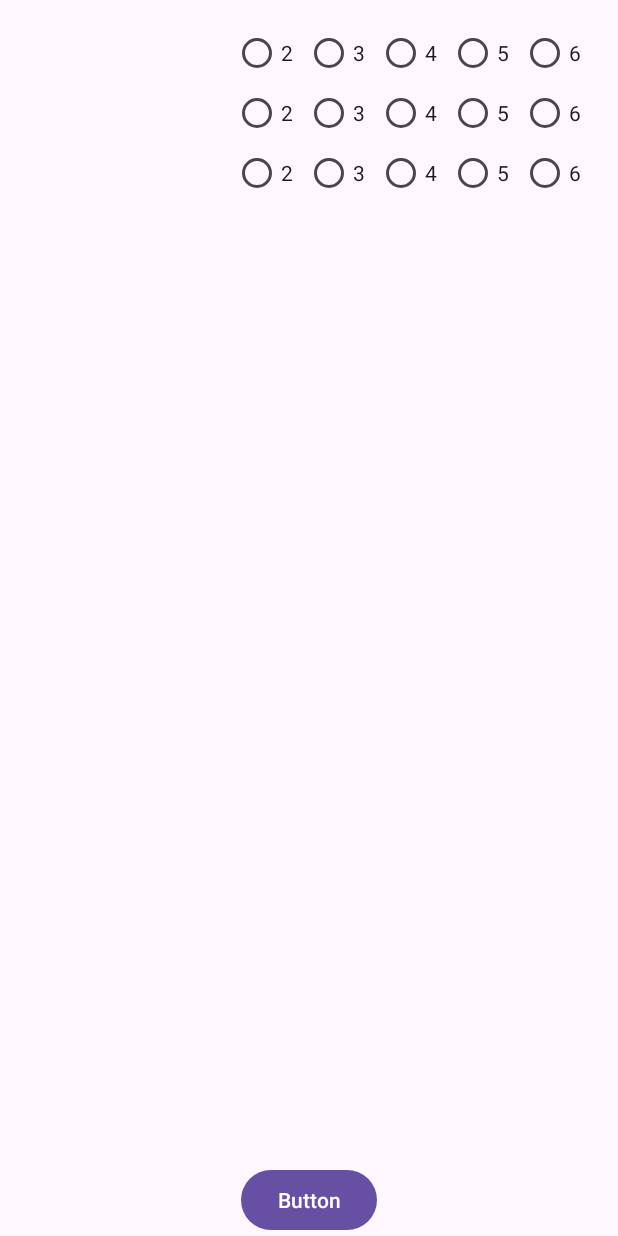
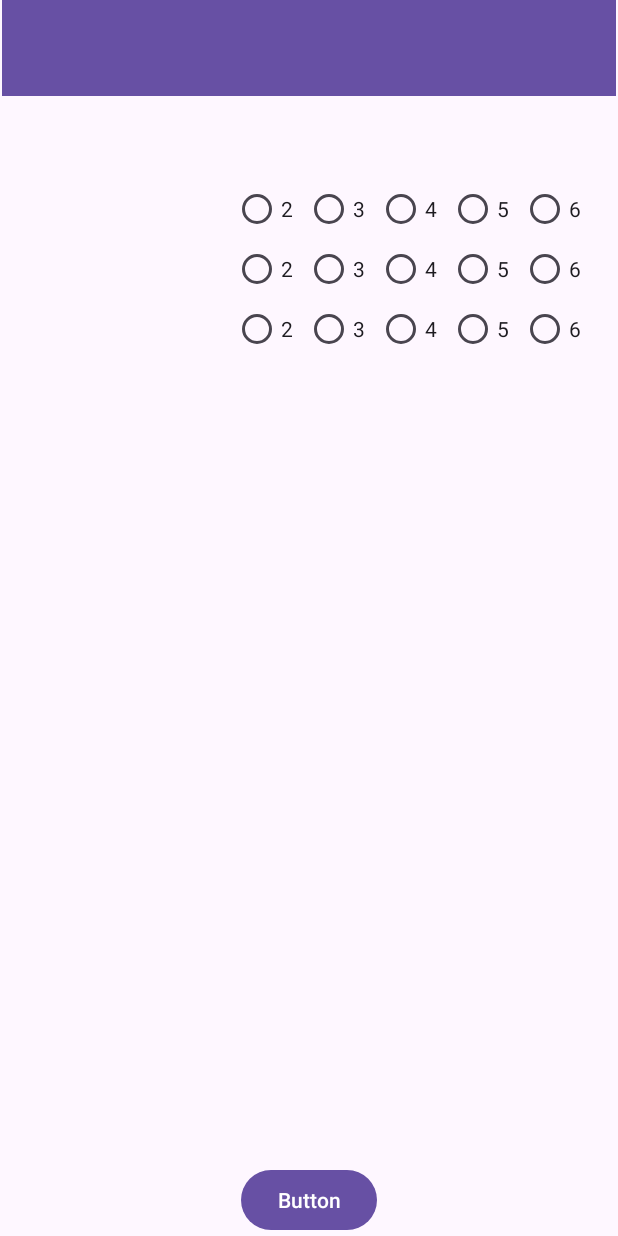
Before and after one commit to gabrylo/lab1grades, an Android app: the layout activity_grades_input.xml on its own in the app's theme, with its tools: preview values and no code run, on a phone screen of 412 x 824 dp. Run offline under Robolectric (Android 15) with nearby library versions, the phone set to English and light mode, and no system bars.

Commit message:
with button and list

```diff
--- a/app/src/main/AndroidManifest.xml
+++ b/app/src/main/AndroidManifest.xml
@@ -15,7 +15,9 @@
         tools:targetApi="31" >
         <activity
             android:name=".GradesInputActivity"
-            android:exported="false" />
+            android:exported="false"
+            android:parentActivityName=".MainActivity"
+            />
         <activity
             android:name=".MainActivity"
             android:exported="true" >
--- a/app/src/main/res/layout/activity_grades_input.xml
+++ b/app/src/main/res/layout/activity_grades_input.xml
@@ -12,18 +12,29 @@
       android:layout_width="383dp"
       android:layout_height="601dp"
       android:layout_marginStart="12dp"
-      app:layout_constraintBottom_toTopOf="@+id/button"
+      app:layout_constraintBottom_toTopOf="@+id/btavarage"
       app:layout_constraintStart_toStartOf="parent"
-      app:layout_constraintTop_toTopOf="parent"
-      app:layout_constraintVertical_bias="0.086"
+      app:layout_constraintTop_toBottomOf="@+id/toolbar3"
       tools:listitem="@layout/item_subject_grade" />
 
   <Button
-      android:id="@+id/button"
+      android:id="@+id/btavarage"
       android:layout_width="wrap_content"
       android:layout_height="wrap_content"
       android:text="Button"
       app:layout_constraintBottom_toBottomOf="parent"
       app:layout_constraintEnd_toEndOf="parent"
       app:layout_constraintStart_toStartOf="parent" />
+
+  <androidx.appcompat.widget.Toolbar
+      android:id="@+id/toolbar3"
+      android:layout_width="409dp"
+      android:layout_height="wrap_content"
+      android:background="?attr/colorPrimary"
+      android:minHeight="?attr/actionBarSize"
+      android:theme="?attr/actionBarTheme"
+      app:layout_constraintEnd_toEndOf="parent"
+      app:layout_constraintStart_toStartOf="parent"
+      app:layout_constraintTop_toTopOf="parent" />
+
 </androidx.constraintlayout.widget.ConstraintLayout>
```
Also changed, not shown: app/src/main/java/com/example/lab1grades/GradesInputActivity.java (+17 -2 lines), app/src/main/res/layout/activity_main.xml (+12 -1 lines).
